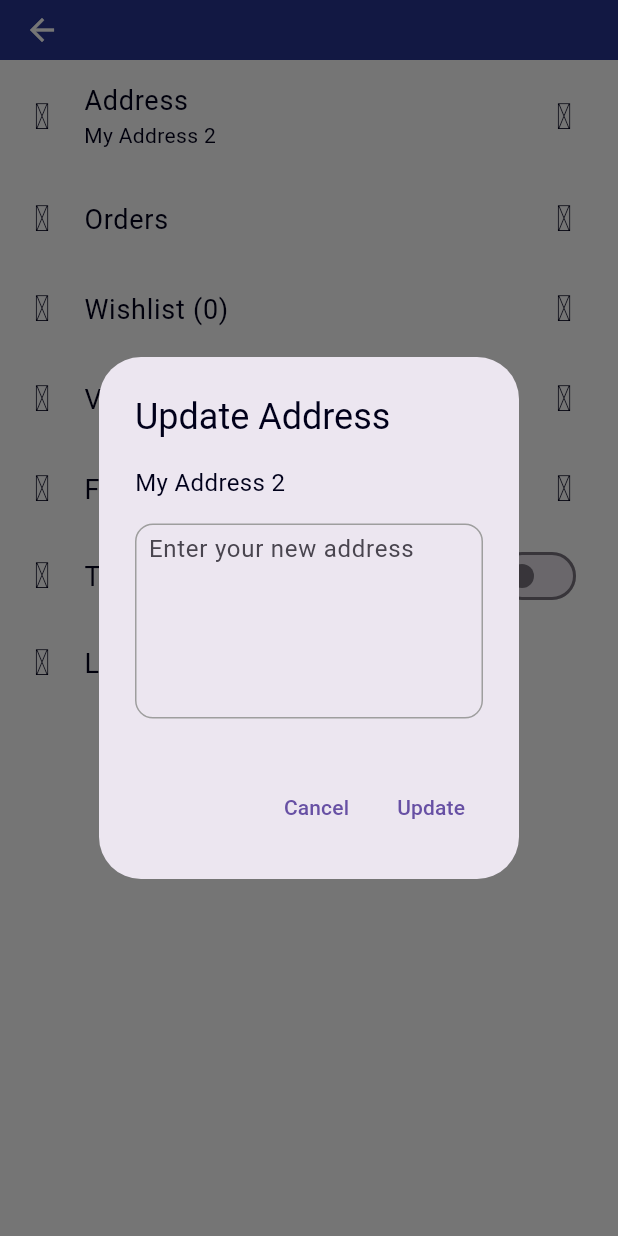
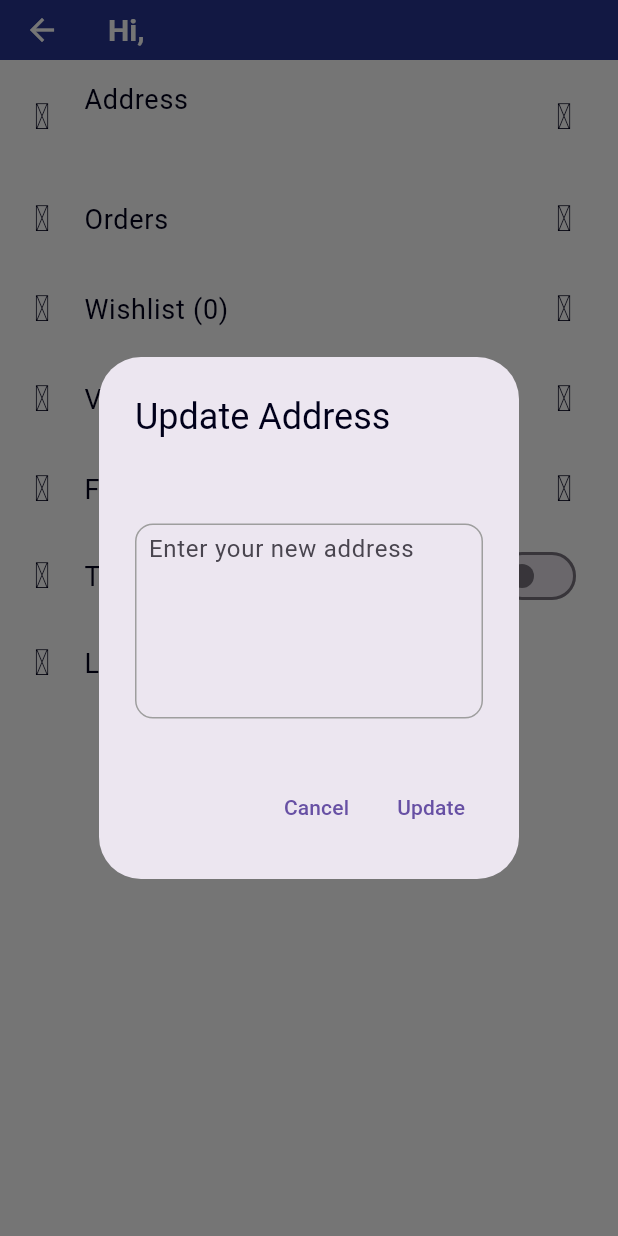
Before and after one commit to nggiahuy09/keyboard_shop, a Flutter app: the MyUserPage screen opened directly, after a tap on "Address", on a phone screen of 412 x 824 dp. Run offline on Flutter 3.47's test engine with Material 3 defaults, Android fonts, the light colour scheme and no system bars; our stand-ins replace badges, card_swiper, cloud_firestore, firebase_auth, firebase_core, flutter_iconly and 3 more; accounts and stored records are empty.

Commit message:
feat: save and fetch user data from firebase firestore

```diff
--- a/lib/consts/firebase_const.dart
+++ b/lib/consts/firebase_const.dart
@@ -1,5 +1,9 @@
+import 'package:cloud_firestore/cloud_firestore.dart';
 import 'package:firebase_auth/firebase_auth.dart';
 
 final FirebaseAuth authInstance = FirebaseAuth.instance;
+final FirebaseFirestore storeInstance = FirebaseFirestore.instance;
 final User? user = authInstance.currentUser;
 final userUid = user!.uid;
+
+const String USERS = 'users';
--- a/lib/pages/user_page.dart
+++ b/lib/pages/user_page.dart
@@ -1,3 +1,4 @@
+import 'package:cloud_firestore/cloud_firestore.dart';
 import 'package:firebase_auth/firebase_auth.dart';
 import 'package:flutter/material.dart';
 import 'package:flutter_iconly/flutter_iconly.dart';
@@ -9,8 +10,10 @@ import 'package:keyboard_shop/pages/viewed_page.dart';
 import 'package:keyboard_shop/pages/wishlist_page.dart';
 import 'package:keyboard_shop/provider/theme_provider.dart';
 import 'package:keyboard_shop/providers/wishlist_provider.dart';
+import 'package:keyboard_shop/services/firebase_services.dart';
 import 'package:keyboard_shop/services/utilities.dart';
 import 'package:keyboard_shop/widgets/custom_widget/cus_dialog_widget.dart';
+import 'package:keyboard_shop/widgets/custom_widget/cus_loading_widget.dart';
 import 'package:provider/provider.dart';
 
 class MyUserPage extends StatefulWidget {
@@ -21,7 +24,29 @@ class MyUserPage extends StatefulWidget {
 }
 
 class _MyUserPageState extends State<MyUserPage> {
-  String userAddress = 'My Address 2';
+  String userAddress = '';
+  Map<String, dynamic> user = {};
+  bool isLoading = false;
+
+  void getUserDataFromFireStore() async {
+    user = await FirebaseService.getUserData();
+    userAddress = user['shipping_address'];
+
+    setState(() {
+      isLoading = false;
+    });
+  }
+
+  @override
+  void initState() {
+    super.initState();
+
+    setState(() {
+      isLoading = true;
+    });
+
+    getUserDataFromFireStore();
+  }
 
   @override
   Widget build(BuildContext context) {
@@ -48,10 +73,19 @@ class _MyUserPageState extends State<MyUserPage> {
                 child: const Text('Cancel'),
               ),
               TextButton(
-                onPressed: () {
+                onPressed: () async {
                   setState(() {
                     userAddress = addressController.text.trim();
                   });
+
+                  await FirebaseService.setUserFireStoreData(
+                    userUid: userUid,
+                    userName: user['name'],
+                    email: user['email'],
+                    address: user['shipping_address'],
+                    lastModify: Timestamp.now(),
+                  );
+
                   Navigator.of(context).pop();
                 },
                 child: const Text('Update'),
@@ -149,11 +183,16 @@ class _MyUserPageState extends State<MyUserPage> {
       appBar: AppBar(
         toolbarHeight: 40,
         title: Text(
-          authInstance.currentUser?.email ?? 'Hi, please login your account',
-          style: const TextStyle(fontSize: 16),
+          'Hi, ${user['name']}',
+          style: const TextStyle(
+            fontSize: 20,
+            fontWeight: FontWeight.w600,
           ),
         ),
-      body: SingleChildScrollView(
+      ),
+      body: CusLoadingWidget(
+        isLoading: isLoading,
+        child: SingleChildScrollView(
           child: Column(
             children: [
               // address
@@ -250,6 +289,7 @@ class _MyUserPageState extends State<MyUserPage> {
             ],
           ),
         ),
+      ),
     );
   }
 
--- /dev/null
+++ b/lib/services/firebase_services.dart
@@ -0,0 +1,49 @@
+import 'package:cloud_firestore/cloud_firestore.dart';
+import 'package:keyboard_shop/consts/firebase_const.dart';
+import 'package:keyboard_shop/models/cart_model.dart';
+import 'package:keyboard_shop/models/wishlist_model.dart';
+import 'package:keyboard_shop/services/utilities.dart';
+
+class FirebaseService {
+  static Future<Map<String, dynamic>> getUserData() async {
+    Map<String, dynamic> user = {};
+
+    try {
+      final DocumentSnapshot userDoc = await storeInstance.collection(USERS).doc(userUid).get();
+      // if(userDoc == null) {
+      //   return user;
+      // }
+
+      user.addAll({'id': userUid});
+      user.addAll({'name': userDoc.get('name')});
+      user.addAll({'email': userDoc.get('email')});
+      user.addAll({'shipping_address': userDoc.get('shipping_address')});
+      user.addAll({'wishlist': userDoc.get('wishlist')});
+      user.addAll({'last_modify': userDoc.get('last_modify')});
+    } catch (err) {
+      Utils.showToast(msg: err.toString());
+    }
+
+    return user;
+  }
+
+  static Future<void> setUserFireStoreData({
+    required String userUid,
+    required String userName,
+    required String email,
+    required String address,
+    Timestamp? lastModify,
+    List<WishlistModel>? wishlist,
+    List<CartModel>? cart,
+  }) async {
+    await storeInstance.collection(USERS).doc(userUid).set({
+      'id': userUid,
+      'name': userName,
+      'email': email,
+      'shipping_address': address,
+      'wishlist': wishlist ?? '',
+      'cart': cart ?? '',
+      'last_modify': lastModify ?? Timestamp.now(),
+    });
+  }
+}
```
Also changed, not shown: lib/auth/sign_up_page.dart (+22 -0 lines). Lines whose indentation alone changed are shown as unchanged.
